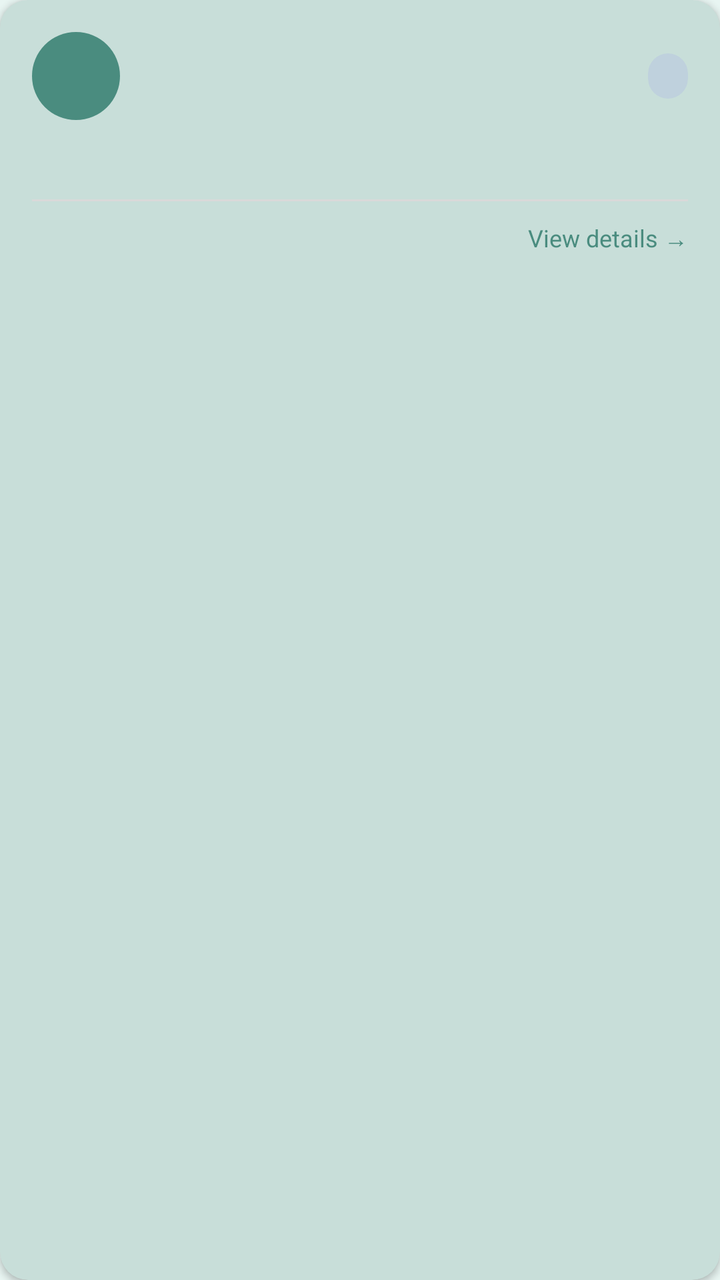
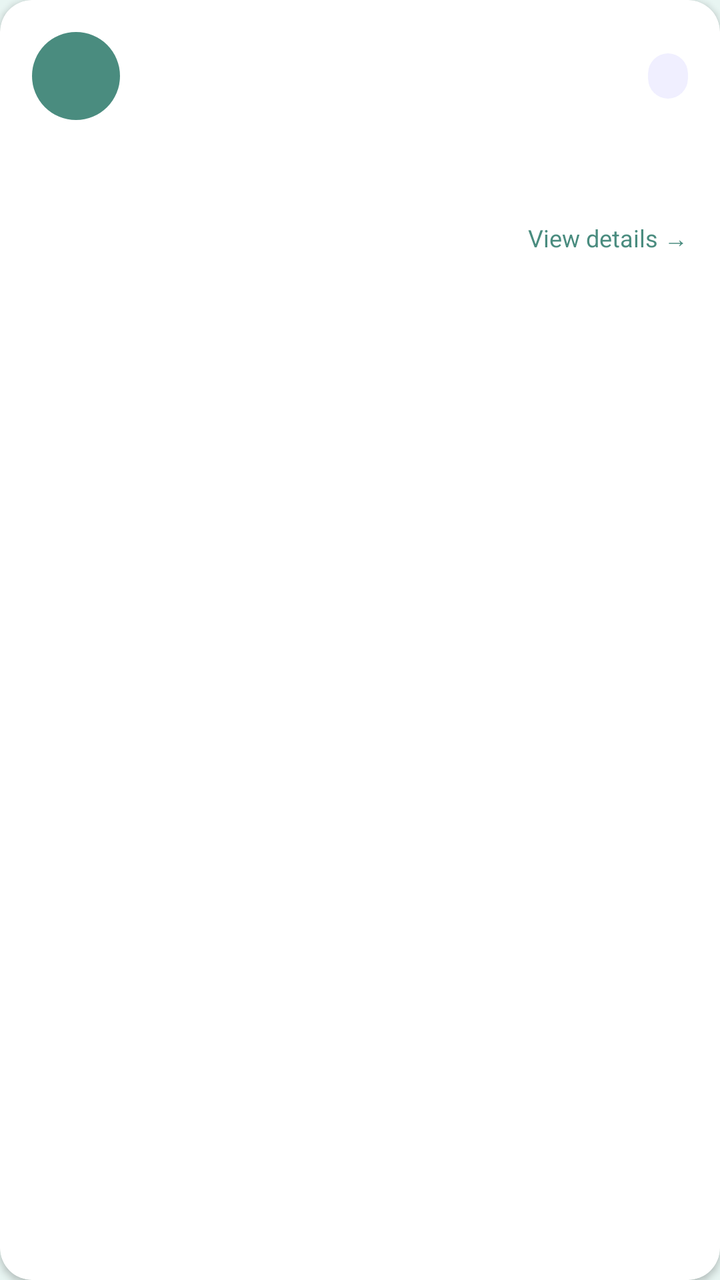

Two renders of the same Android screen: before a commit and after it. Below are the layout's source before the change and the commit's diff.
<!-- AndroidManifest.xml: application theme Theme.CampusBiome -->
<!-- res/layout/item_society.xml -->
<?xml version="1.0" encoding="utf-8"?>
<androidx.cardview.widget.CardView
    xmlns:android="http://schemas.android.com/apk/res/android"
    xmlns:app="http://schemas.android.com/apk/res-auto"
    android:layout_width="match_parent"
    android:layout_height="wrap_content"
    android:layout_marginBottom="12dp"
    android:foreground="?attr/selectableItemBackground"
    app:cardCornerRadius="14dp"
    app:cardElevation="2dp"
    app:cardBackgroundColor="@color/card_bg">

    <LinearLayout
        android:layout_width="match_parent"
        android:layout_height="wrap_content"
        android:orientation="vertical"
        android:padding="16dp">

        
        <LinearLayout
            android:layout_width="match_parent"
            android:layout_height="wrap_content"
            android:orientation="horizontal"
            android:gravity="center_vertical">

            
            <TextView
                android:id="@+id/txtSocietyInitial"
                android:layout_width="44dp"
                android:layout_height="44dp"
                android:gravity="center"
                android:textSize="18sp"
                android:textStyle="bold"
                android:textColor="@color/white"
                android:background="@drawable/bg_avatar_circle"/>

            <LinearLayout
                android:layout_width="0dp"
                android:layout_height="wrap_content"
                android:layout_weight="1"
                android:orientation="vertical"
                android:layout_marginStart="12dp">

                <TextView
                    android:id="@+id/txtSocietyName"
                    android:layout_width="wrap_content"
                    android:layout_height="wrap_content"
                    android:textStyle="bold"
                    android:textSize="15sp"
                    android:textColor="@color/text_primary"/>

                <TextView
                    android:id="@+id/txtSocietyCategory"
                    android:layout_width="wrap_content"
                    android:layout_height="wrap_content"
                    android:textSize="12sp"
                    android:textColor="@color/text_secondary"
                    android:layout_marginTop="2dp"/>
            </LinearLayout>

            
            <androidx.cardview.widget.CardView
                android:layout_width="wrap_content"
                android:layout_height="wrap_content"
                app:cardCornerRadius="10dp"
                app:cardBackgroundColor="#1A6C63FF"
                app:cardElevation="0dp">

                <TextView
                    android:id="@+id/txtMemberCount"
                    android:layout_width="wrap_content"
                    android:layout_height="wrap_content"
                    android:paddingStart="10dp"
                    android:paddingEnd="10dp"
                    android:paddingTop="4dp"
                    android:paddingBottom="4dp"
                    android:textSize="11sp"
                    android:textColor="@color/primary"/>
            </androidx.cardview.widget.CardView>
        </LinearLayout>

        
        <TextView
            android:id="@+id/txtSocietyDescription"
            android:layout_width="match_parent"
            android:layout_height="wrap_content"
            android:layout_marginTop="10dp"
            android:textSize="13sp"
            android:textColor="@color/text_secondary"
            android:maxLines="2"
            android:ellipsize="end"
            android:lineSpacingMultiplier="1.3"/>

        
        <View
            android:layout_width="match_parent"
            android:layout_height="1dp"
            android:background="@color/divider"
            android:layout_marginTop="12dp"
            android:layout_marginBottom="10dp"/>

        
        <LinearLayout
            android:layout_width="match_parent"
            android:layout_height="wrap_content"
            android:orientation="horizontal"
            android:gravity="center_vertical">

            <TextView
                android:id="@+id/txtMemberBadge"
                android:layout_width="wrap_content"
                android:layout_height="wrap_content"
                android:text="✓ Member"
                android:textSize="12sp"
                android:textColor="#4CAF50"
                android:visibility="gone"/>

            <TextView
                android:id="@+id/txtPendingBadge"
                android:layout_width="wrap_content"
                android:layout_height="wrap_content"
                android:text="⏳ Request Pending"
                android:textSize="12sp"
                android:textColor="#FF9800"
                android:visibility="gone"/>

            <View
                android:layout_width="0dp"
                android:layout_height="0dp"
                android:layout_weight="1"/>

            <TextView
                android:layout_width="wrap_content"
                android:layout_height="wrap_content"
                android:text="View details →"
                android:textSize="12sp"
                android:textColor="@color/primary"/>

        </LinearLayout>

    </LinearLayout>

</androidx.cardview.widget.CardView>
<!-- resources referenced by this layout -->
<resources>
  <color name="card_bg">#C8DED9</color>
  <color name="divider">#D9D9D9</color>
  <color name="primary">#4A8C7F</color>
  <color name="text_primary">#1A2E2A</color>
  <color name="text_secondary">#5A7A74</color>
  <color name="white">#FFFFFFFF</color>
  <!-- drawable bg_avatar_circle (drawable) -->
  <?xml version="1.0" encoding="utf-8"?>
  <shape xmlns:android="http://schemas.android.com/apk/res/android"
      android:shape="oval">
      <solid android:color="@color/primary"/>
  </shape>
  <style name="Theme.CampusBiome" parent="Theme.MaterialComponents.Light.NoActionBar">
          <item name="colorPrimary">@color/primary</item>
          <item name="colorPrimaryDark">@color/primary_dark</item>
          <item name="colorAccent">@color/accent</item>
          <item name="android:windowBackground">@color/background</item>
      </style>
  <color name="primary_dark">#3A7066</color>
  <color name="accent">#2D6A5E</color>
  <color name="background">#E8F5F2</color>
</resources>

<!-- the commit's change to res/layout/item_society.xml (unified diff, before → after) -->
@@ -6,9 +6,11 @@
     android:layout_height="wrap_content"
     android:layout_marginBottom="12dp"
     android:foreground="?attr/selectableItemBackground"
-    app:cardCornerRadius="14dp"
     app:cardElevation="2dp"
-    app:cardBackgroundColor="@color/card_bg">
+    app:cardBackgroundColor="#FFFFFF"
+    app:cardCornerRadius="16dp"
+    app:strokeColor="#E1E3E4"
+    app:strokeWidth="1dp">
 
     <LinearLayout
         android:layout_width="match_parent"
@@ -95,7 +97,7 @@
         <View
             android:layout_width="match_parent"
             android:layout_height="1dp"
-            android:background="@color/divider"
+            android:background="#FFFFFF"
             android:layout_marginTop="12dp"
             android:layout_marginBottom="10dp"/>
 
<!-- resource entries referenced after the edit -->
@@ -1,7 +1,5 @@
 <!-- resources referenced by this layout -->
 <resources>
-  <color name="card_bg">#C8DED9</color>
-  <color name="divider">#D9D9D9</color>
   <color name="primary">#4A8C7F</color>
   <color name="text_primary">#1A2E2A</color>
   <color name="text_secondary">#5A7A74</color>
